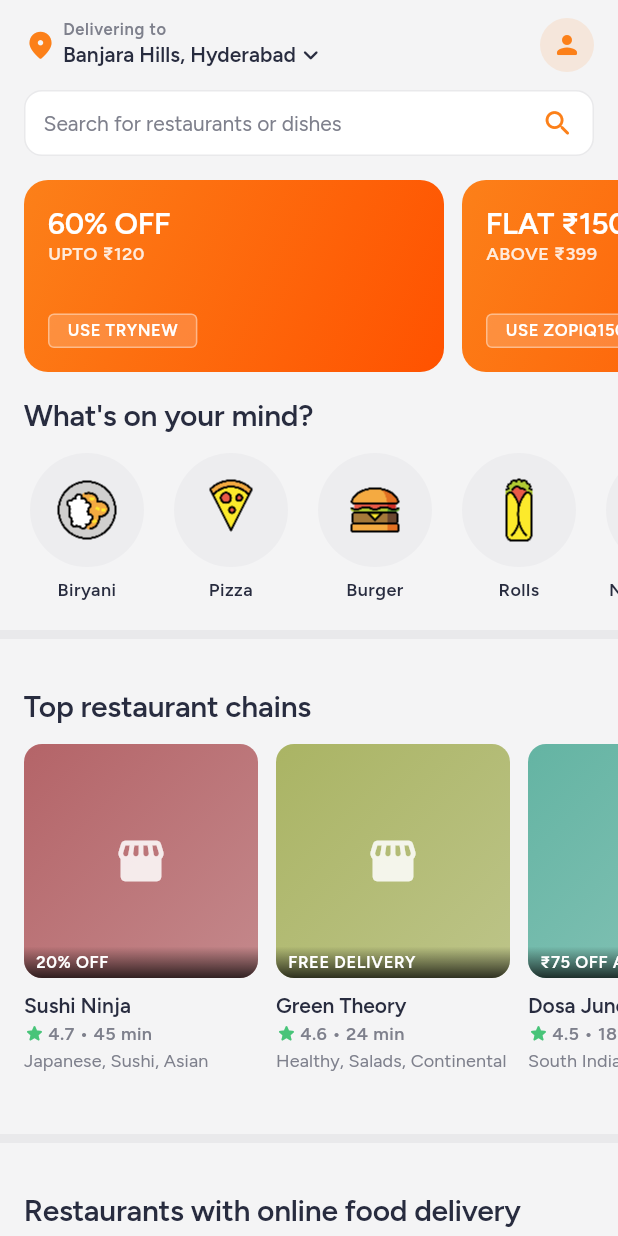
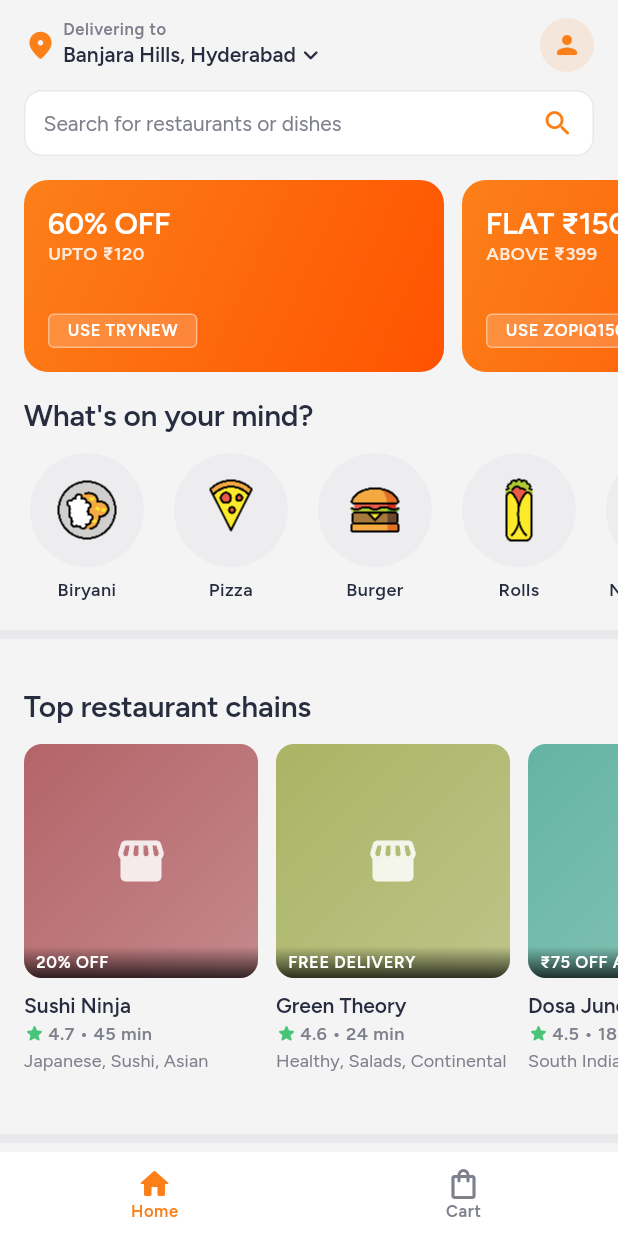
Before and after one commit to nayansuthar-1/zopiqnow, a Flutter app: the screen it shows after launch, on a phone screen of 412 x 824 dp. Run offline on Flutter 3.47's test engine with Material 3 defaults, Android fonts, the phone set to English and light mode, and no system bars; our stand-ins replace flutter_riverpod, go_router.

Commit message:
feat(app): bottom-navigation shell, cart badge, and in-app credits screen
Adds StatefulShellRoute.indexedStack so tabs keep their own navigation stack and
scroll position — leaving Home half-scrolled and returning lands where you were.
Retrofitting this after more screens assume they own the Scaffold is the painful
version of the same change.

Two tabs, not four. Search and Account are steps 4 and 5; shipping tabs that
navigate nowhere is the same mistake as a checkout button wired to nothing. Each
is one more StatefulShellBranch when its feature exists.

The menu route sits outside the shell deliberately: it docks its own CartBar, and
stacking that on the tab bar would put a bar on top of a bar.

Clears the release blocker from the previous commit. OpenMoji is CC BY-SA 4.0,
which requires attribution in the *distributed app*, not merely in a repo file.
The credits screen discharges that, and is reachable from Home's profile button —
which until now was a dead tap. One screen, two problems.

Also adds a live item-count badge on the Cart tab.

Verified: analyze clean, 27/27 tests (5 new, covering tab-state preservation, the
badge, and the attribution text being on screen), and driven on a physical
Android device.

Co-Authored-By: Claude Opus 4.8 <noreply@anthropic.com>

```diff
--- /dev/null
+++ b/apps/customer/lib/app/app_shell.dart
@@ -0,0 +1,91 @@
+import 'package:flutter/material.dart';
+import 'package:flutter_riverpod/flutter_riverpod.dart';
+import 'package:go_router/go_router.dart';
+import 'package:zopiq_ui/zopiq_ui.dart';
+
+import 'package:zopiqnow/features/cart/presentation/providers/cart_providers.dart';
+
+/// The persistent bottom-navigation shell.
+///
+/// Backed by `StatefulShellRoute.indexedStack`, so each tab keeps its own
+/// navigation stack *and* its scroll position: leaving Home half-scrolled and
+/// coming back lands exactly where you left.
+///
+/// Only the tabs that exist are here. Search and Account arrive with the
+/// features behind them (DEVELOPMENT_PLAN steps 4 and 5) — each is one more
+/// [StatefulShellBranch]. A tab that navigates to nothing reads as broken.
+class AppShell extends StatelessWidget {
+  const AppShell({required this.navigationShell, super.key});
+
+  final StatefulNavigationShell navigationShell;
+
+  @override
+  Widget build(BuildContext context) {
+    return Scaffold(
+      body: navigationShell,
+      bottomNavigationBar: _ShellNavBar(navigationShell: navigationShell),
+    );
+  }
+}
+
+class _ShellNavBar extends ConsumerWidget {
+  const _ShellNavBar({required this.navigationShell});
+
+  final StatefulNavigationShell navigationShell;
+
+  void _onTap(int index) {
+    // `initialLocation: true` when re-tapping the active tab pops it back to
+    // its root — the standard "tap Home again to go home" affordance.
+    navigationShell.goBranch(
+      index,
+      initialLocation: index == navigationShell.currentIndex,
+    );
+  }
+
+  @override
+  Widget build(BuildContext context, WidgetRef ref) {
+    final int itemCount = ref.watch(cartProvider.select((c) => c.itemCount));
+    final ZopiqColors zc = context.zc;
+
+    return DecoratedBox(
+      decoration: BoxDecoration(
+        border: Border(top: BorderSide(color: zc.divider)),
+      ),
+      child: BottomNavigationBar(
+        currentIndex: navigationShell.currentIndex,
+        onTap: _onTap,
+        items: <BottomNavigationBarItem>[
+          const BottomNavigationBarItem(
+            icon: Icon(Icons.home_outlined),
+            activeIcon: Icon(Icons.home_rounded),
+            label: 'Home',
+          ),
+          BottomNavigationBarItem(
+            icon: _CartIcon(count: itemCount, icon: Icons.shopping_bag_outlined),
+            activeIcon: _CartIcon(count: itemCount, icon: Icons.shopping_bag_rounded),
+            label: 'Cart',
+          ),
+        ],
+      ),
+    );
+  }
+}
+
+/// Cart glyph with a live item-count badge.
+class _CartIcon extends StatelessWidget {
+  const _CartIcon({required this.count, required this.icon});
+
+  final int count;
+  final IconData icon;
+
+  @override
+  Widget build(BuildContext context) {
+    if (count == 0) return Icon(icon);
+
+    return Badge.count(
+      count: count,
+      backgroundColor: context.zc.primaryDeep,
+      child: Icon(icon),
+    );
+  }
+}
--- a/apps/customer/lib/app/router.dart
+++ b/apps/customer/lib/app/router.dart
@@ -2,6 +2,8 @@ import 'package:flutter/widgets.dart';
 import 'package:flutter_riverpod/flutter_riverpod.dart';
 import 'package:go_router/go_router.dart';
 
+import 'package:zopiqnow/app/app_shell.dart';
+import 'package:zopiqnow/features/about/presentation/licenses_page.dart';
 import 'package:zopiqnow/features/cart/presentation/pages/cart_page.dart';
 import 'package:zopiqnow/features/design_showcase/presentation/design_showcase_page.dart';
 import 'package:zopiqnow/features/home/presentation/home_page.dart';
@@ -13,6 +15,7 @@ abstract final class Routes {
   static const String showcase = 'showcase';
   static const String menu = 'menu';
   static const String cart = 'cart';
+  static const String licenses = 'licenses';
 }
 
 /// The app's [GoRouter], exposed through Riverpod so guards/redirects can later
@@ -21,11 +24,37 @@ final Provider<GoRouter> routerProvider = Provider<GoRouter>((Ref ref) {
   return GoRouter(
     initialLocation: '/',
     routes: <RouteBase>[
-      GoRoute(
-        path: '/',
-        name: Routes.home,
-        builder: (_, _) => const HomePage(),
+      // Tabbed shell. Each branch keeps its own stack and scroll position.
+      StatefulShellRoute.indexedStack(
+        builder: (_, _, StatefulNavigationShell navigationShell) =>
+            AppShell(navigationShell: navigationShell),
+        branches: <StatefulShellBranch>[
+          StatefulShellBranch(
+            routes: <RouteBase>[
+              GoRoute(
+                path: '/',
+                name: Routes.home,
+                builder: (_, _) => const HomePage(),
+              ),
+            ],
+          ),
+          StatefulShellBranch(
+            routes: <RouteBase>[
+              GoRoute(
+                path: '/cart',
+                name: Routes.cart,
+                builder: (BuildContext context, _) => CartPage(
+                  onBrowse: () => context.goNamed(Routes.home),
+                ),
+              ),
+            ],
+          ),
+        ],
       ),
+
+      // Outside the shell, so it covers the bottom bar: the menu docks its own
+      // CartBar, and stacking the two would put a bar on top of a bar.
+      //
       // Path-based, not `extra`-based: a cold deep link to a restaurant must
       // resolve from the id alone, with no Home feed in memory.
       GoRoute(
@@ -33,15 +62,13 @@ final Provider<GoRouter> routerProvider = Provider<GoRouter>((Ref ref) {
         name: Routes.menu,
         builder: (BuildContext context, GoRouterState state) => MenuPage(
           restaurantId: state.pathParameters['id']!,
-          onViewCart: () => context.pushNamed(Routes.cart),
+          onViewCart: () => context.goNamed(Routes.cart),
         ),
       ),
       GoRoute(
-        path: '/cart',
-        name: Routes.cart,
-        builder: (BuildContext context, _) => CartPage(
-          onBrowse: () => context.goNamed(Routes.home),
-        ),
+        path: '/licenses',
+        name: Routes.licenses,
+        builder: (_, _) => const LicensesPage(),
       ),
       // Design-system reference screen — reachable via a debug entry on Home.
       GoRoute(
--- a/apps/customer/lib/features/home/presentation/home_page.dart
+++ b/apps/customer/lib/features/home/presentation/home_page.dart
@@ -63,7 +63,10 @@ class HomePage extends ConsumerWidget {
                 address: _address,
                 onTapLocation: () {},
                 onTapSearch: () {},
-                onTapProfile: () {},
+                // Until the Account feature lands, the profile button opens the
+                // credits screen — which the artwork licence requires us to ship
+                // anyway. Better a real destination than a tap that does nothing.
+                onTapProfile: () => context.pushNamed(Routes.licenses),
                 trailing: kDebugMode
                     ? IconButton(
                         tooltip: 'Design system',
```
Also changed, not shown: apps/customer/lib/features/about/presentation/licenses_page.dart (added, +97 -0 lines), 2 other files.
